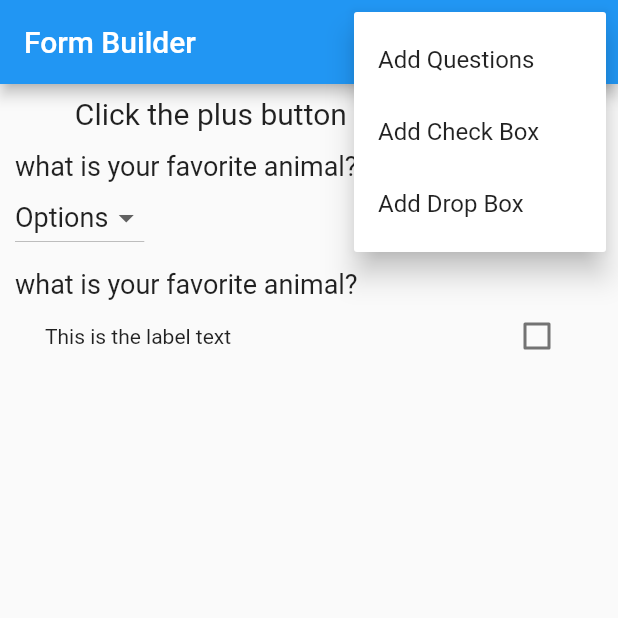
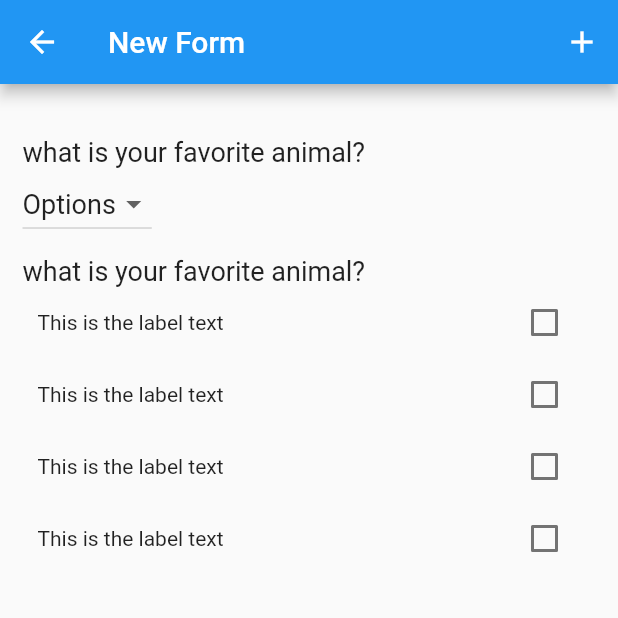
Before and after one commit to DeveloperMalay/Flutter_Form_Genarator, a Flutter app: the screen it shows after launch, after a tap on the "add" icon, on a phone screen of 412 x 824 dp, the top half of it. Run offline on Flutter 3.47's test engine with Material 2 defaults, Android fonts, the phone set to English and light mode, and no system bars.

Commit message:
changing the UI of the app

```diff
--- a/lib/dialog/show_generic_dialog.dart
+++ b/lib/dialog/show_generic_dialog.dart
@@ -6,7 +6,7 @@ typedef DialogOptionBuilder<T> = Map<String, T?> Function();
 Future<T?> showGenericDialog<T>({
   required BuildContext context,
   required String title,
-  required String content,
+  required Widget content,
   required DialogOptionBuilder optionBuilder,
 }) {
   final options = optionBuilder();
@@ -15,7 +15,7 @@ Future<T?> showGenericDialog<T>({
       builder: (context) {
         return AlertDialog(
           title: Text(title),
-          content: Text(content),
+          content: content,
           actions: options.keys.map((optionTitle) {
             final value = options[optionTitle];
             return TextButton(
--- a/lib/main.dart
+++ b/lib/main.dart
@@ -1,5 +1,6 @@
 import 'package:flutter/material.dart';
 import 'package:formgenarator/view/home_view.dart';
+
 
 void main() {
   runApp(const MyApp());
--- /dev/null
+++ b/lib/view/form_view.dart
@@ -0,0 +1,102 @@
+import 'package:flutter/material.dart';
+import 'package:formgenarator/dialog/show_generic_dialog.dart';
+import 'package:formgenarator/widget/check_box_question.dart';
+import 'package:formgenarator/widget/drop_down_box.dart';
+
+class FormView extends StatefulWidget {
+  const FormView({Key? key}) : super(key: key);
+
+  @override
+  State<FormView> createState() => _FormViewState();
+}
+
+class _FormViewState extends State<FormView> {
+  @override
+  Widget build(BuildContext context) {
+    return Scaffold(
+      appBar: AppBar(
+        title: const Text("New Form"),
+        actions: [
+          PopupMenuButton(
+            icon: const Icon(Icons.add),
+            itemBuilder: (context) => [
+              PopupMenuItem(
+                value: 1,
+                child: InkWell(
+                  onTap: () {
+                    showGenericDialog(
+                      context: context,
+                      title: 'Question',
+                      content: const TextField(
+                        decoration:
+                            InputDecoration(labelText: 'write your question'),
+                      ),
+                      optionBuilder: () => {
+                        'Cancel': false,
+                        'Add': true,
+                      },
+                    );
+                  },
+                  child: const Text('Add Questions'),
+                ),
+              ),
+              PopupMenuItem(
+                value: 2,
+                child: InkWell(
+                  onTap: () {
+                    showGenericDialog(
+                      context: context,
+                      title: 'Option',
+                      content: const TextField(
+                        decoration:
+                            InputDecoration(labelText: 'write your option'),
+                      ),
+                      optionBuilder: () => {
+                        'Cancel': false,
+                        'Add': true,
+                      },
+                    );
+                  },
+                  child: const Text('Add Check Box'),
+                ),
+              ),
+              PopupMenuItem(
+                value: 2,
+                child: InkWell(
+                  onTap: () {
+                    showGenericDialog(
+                      context: context,
+                      title: 'Option',
+                      content: const TextField(
+                        decoration:
+                            InputDecoration(labelText: 'write your option'),
+                      ),
+                      optionBuilder: () => {
+                        'Cancel': false,
+                        'Add': true,
+                      },
+                    );
+                  },
+                  child: const Text('Add Drop Box'),
+                ),
+              ),
+            ],
+          ),
+        ],
+      ),
+      body: Container(
+        margin: const EdgeInsets.all(10),
+        child: Column(
+          crossAxisAlignment: CrossAxisAlignment.start,
+          children: const [
+            SizedBox(
+              height: 20,
+            ),
+            DropDownQuestionModel(),
+            CheckBoxQuestionModel(),
+          ],
+        ),
+      ),
+    );
+  }
+}
--- a/lib/view/home_view.dart
+++ b/lib/view/home_view.dart
@@ -1,7 +1,6 @@
 import 'package:flutter/material.dart';
-import 'package:formgenarator/widget/check_box_question.dart';
-import 'package:formgenarator/widget/drop_down_box.dart';
-import 'package:formgenarator/widget/input_taking_model.dart';
+import 'package:formgenarator/view/form_view.dart';
+import 'package:formgenarator/widget/form_widget.dart';
 
 class HomeView extends StatefulWidget {
   const HomeView({Key? key}) : super(key: key);
@@ -22,55 +21,13 @@ class _HomeViewState extends State<HomeView> {
           ],
         ),
         actions: [
-          PopupMenuButton(
+          IconButton(
+            onPressed: () {
+              Navigator.push(context, MaterialPageRoute(builder: (context) {
+                return const FormView();
+              }));
+            },
             icon: const Icon(Icons.add),
-            itemBuilder: (context) => [
-              PopupMenuItem(
-                value: 1,
-                child: InkWell(
-                  onTap: () {
-                    // Navigator.push(context,
-                    //     MaterialPageRoute(builder: (context) {
-                    //   return const InputTakingModel(
-                    //     headingTitle: 'Create  Questions',
-                    //   );
-                    // }));
-                    showAlertDialog(context);
-                  },
-                  child: const Text('Add Questions'),
-                ),
-              ),
-              PopupMenuItem(
-                value: 2,
-                child: InkWell(
-                  onTap: () {
-                    // Navigator.push(context,
-                    //     MaterialPageRoute(builder: (context) {
-                    //   return const InputTakingModel(
-                    //     headingTitle: 'Create Check Box Questions',
-                    //   );
-                    // }));
-                    showAlertDialog(context);
-                  },
-                  child: const Text('Add Check Box'),
-                ),
-              ),
-              PopupMenuItem(
-                value: 2,
-                child: InkWell(
-                  onTap: () {
-                    // Navigator.push(context,
-                    //     MaterialPageRoute(builder: (context) {
-                    //   return const InputTakingModel(
-                    //     headingTitle: 'Create Drop Box Questions',
-                    //   );
-                    // }));
-                    showAlertDialog(context);
-                  },
-                  child: const Text('Add Drop Box'),
-                ),
-              ),
-            ],
           ),
         ],
       ),
@@ -88,10 +45,7 @@ class _HomeViewState extends State<HomeView> {
             child: Expanded(
               child: Column(
                 crossAxisAlignment: CrossAxisAlignment.start,
-                children: const [
-                  DropDownQuestionModel(),
-                  CheckBoxQuestionModel(),
-                ],
+                children: const [FormWidgetCard()],
               ),
             ),
           ),
@@ -99,42 +53,4 @@ class _HomeViewState extends State<HomeView> {
       ),
     );
   }
-
-  showAlertDialog(BuildContext context) {
-    // Create button
-    Widget okButton = TextButton(
-      onPressed: () {
-        Navigator.of(context).pop();
-      },
-      child: const Text("Add"),
-    );
-    Widget cencelButton = TextButton(
-      onPressed: () {
-        Navigator.of(context).pop();
-        const CheckBoxWidget();
-      },
-      child: const Text("Cencel"),
-    );
-    // Create AlertDialog
-    AlertDialog alert = AlertDialog(
-      title: const Text("Options"),
-      content: const TextField(
-        decoration: InputDecoration(
-          labelText: 'Write a option',
-        ),
-      ),
-      actions: [
-        cencelButton,
-        okButton,
-      ],
-    );
-
-    // show the dialog
-    showDialog(
-      context: context,
-      builder: (BuildContext context) {
-        return alert;
-      },
-    );
-  }
 }
--- a/lib/widget/check_box_question.dart
+++ b/lib/widget/check_box_question.dart
@@ -20,6 +20,9 @@ class _CheckBoxQuestionModelState extends State<CheckBoxQuestionModel> {
             style: TextStyle(fontSize: 18),
           ),
           CheckBoxWidget(),
+          CheckBoxWidget(),
+          CheckBoxWidget(),
+          CheckBoxWidget(),
         ],
       ),
     );
@@ -40,7 +43,7 @@ class _CheckBoxWidgetState extends State<CheckBoxWidget> {
   Widget build(BuildContext context) {
     return LabeledCheckbox(
       label: 'This is the label text',
-      padding: const EdgeInsets.symmetric(horizontal: 20.0),
+      padding: const EdgeInsets.symmetric(horizontal: 10.0),
       value: _isSelected,
       onChanged: (bool newValue) {
         setState(() {
--- /dev/null
+++ b/lib/widget/form_widget.dart
@@ -0,0 +1,53 @@
+// ignore_for_file: deprecated_member_use
+
+import 'package:flutter/material.dart';
+
+class FormWidgetCard extends StatelessWidget {
+  const FormWidgetCard({Key? key}) : super(key: key);
+
+  @override
+  Widget build(BuildContext context) {
+    return Container(
+      width: 500,
+      height: 100,
+      padding: const EdgeInsets.all(10.0),
+      child: Card(
+        shape: RoundedRectangleBorder(
+          borderRadius: BorderRadius.circular(15.0),
+        ),
+        color: const Color.fromARGB(255, 19, 81, 132),
+        elevation: 10,
+        child: Column(
+          mainAxisSize: MainAxisSize.min,
+          children: [
+            ListTile(
+              leading: const Icon(
+                Icons.article_rounded,
+                size: 40,
+                color: Colors.white,
+              ),
+              title: const Text(
+                'Form 1',
+                style: TextStyle(
+                  fontSize: 25.0,
+                  color: Colors.white,
+                ),
+              ),
+              subtitle: const Text('Form Id',
+                  style: TextStyle(
+                    fontSize: 18.0,
+                    color: Colors.grey,
+                  )),
+              trailing: IconButton(
+                  onPressed: () {},
+                  icon: const Icon(
+                    Icons.delete,
+                    color: Colors.white,
+                  )),
+            ),
+          ],
+        ),
+      ),
+    );
+  }
+}
```
